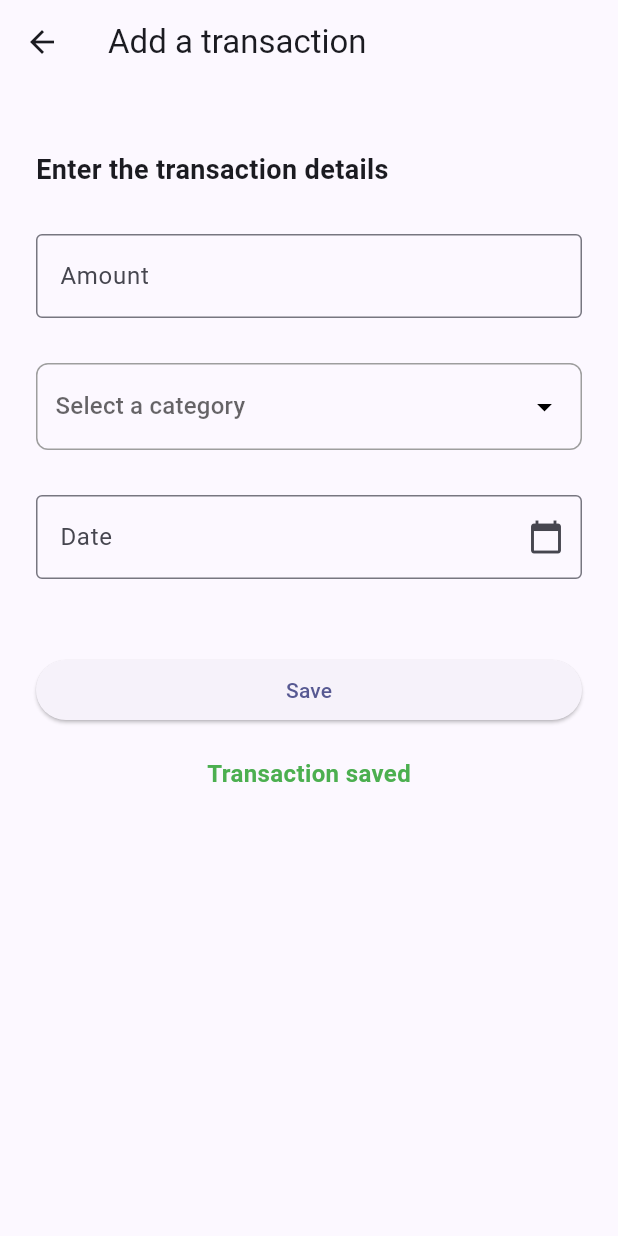
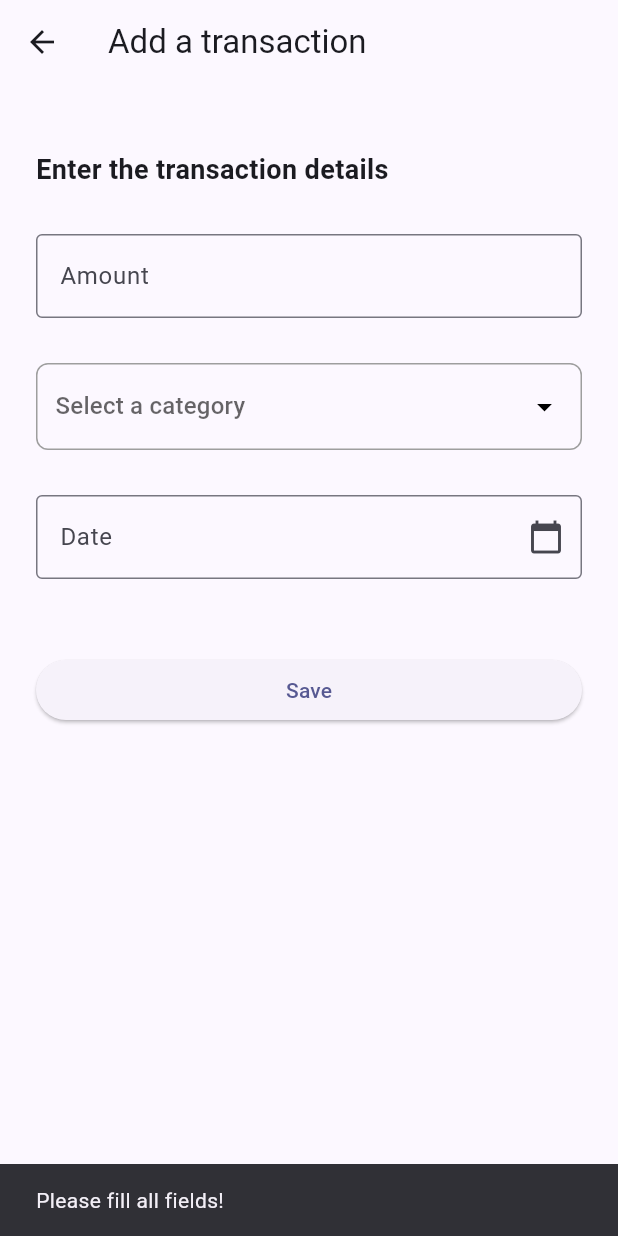
Before and after one commit to MihneaG17/FlutterMobileApp, a Flutter app: the AddTransactionScreen screen opened directly, after a tap on "Save", on a phone screen of 412 x 824 dp. Run offline on Flutter 3.47's test engine with Material 3 defaults, Android fonts, the phone set to English and light mode, and no system bars; our stand-ins replace hive, hive_flutter; accounts and stored records are empty.

Commit message:
Saving of transactions logic implemented - The transactions are stored in a Hive box

```diff
--- a/lib/main.dart
+++ b/lib/main.dart
@@ -1,7 +1,15 @@
 import 'package:flutter/material.dart';
+import 'package:hive_flutter/hive_flutter.dart';
+import 'package:moneyapp/transaction_model.dart';
 import 'package:moneyapp/pages/add_transactions_page.dart';
 
-void main() {
+Future<void> main() async {
+  WidgetsFlutterBinding.ensureInitialized(); //widgets initialized before Hive start
+
+  await Hive.initFlutter(); //initialized Hive
+
+  Hive.registerAdapter(TransactionAdapter()); //auto-generated Hive Adapter
+
   runApp(const MyApp());
 }
 
--- a/lib/pages/add_transactions_page.dart
+++ b/lib/pages/add_transactions_page.dart
@@ -1,8 +1,8 @@
 import 'package:flutter/material.dart';
-
+import 'package:hive_flutter/hive_flutter.dart';
+import 'package:moneyapp/transaction_model.dart';
 
 class AddTransactionScreen extends StatefulWidget {
-
 
   AddTransactionScreen({super.key});
 
@@ -16,21 +16,54 @@ class _AddTransactionScreenState extends State<AddTransactionScreen> {
   String? selectedValue;
   String textHolder='';
 
-  TextEditingController _dateController = TextEditingController();
+  final _amountController=TextEditingController();
+  final _dateController=TextEditingController();
+  DateTime? _selectedDate;
 
-  void clickFunctionSaveBtn() {
-    setState(() {
-      textHolder='Transaction saved';
-    });
+  @override
+  void dispose() {
+    _amountController.dispose();
+    _dateController.dispose();
+    super.dispose();
   }
 
-  @override
+  Future<void> clickFunctionSaveBtn() async {
+    final amountText=_amountController.text;
+    if(amountText.isEmpty || selectedValue == null || _selectedDate == null)
+    {
+      ScaffoldMessenger.of(context).showSnackBar(
+        const SnackBar(content: Text('Please fill all fields!')),
+      );
+      return;
+    }
+    final amount=double.tryParse(amountText);
+    if(amount==null) {
+      ScaffoldMessenger.of(context).showSnackBar(
+        const SnackBar(content: Text('Please enter a valid amount!')),
+      );
+      return;
+    }
+    //Transaction object with user-completed data
+    final newTransaction=Transaction();
+    newTransaction.amount=amount;
+    newTransaction.category=selectedValue!;
+    newTransaction.date=_selectedDate!; //'!' to confirm that the values are not null
+
+    final box=await Hive.openBox<Transaction>('transactions'); //open transaction table
+    await box.add(newTransaction); //added the new transaction in the table
+
+    if(mounted) { //mounted - verifies if the widget still exists
+      Navigator.of(context).pop();
+    }
+  }
+
+
   Widget build(BuildContext context) {
     return Scaffold(
       appBar: AppBar(
         title: const Text('Add a transaction'),
       ),
-      body: Center(
+      body: SingleChildScrollView( //Center
         child: Padding(
           padding: const EdgeInsets.all(24.0),
 
@@ -43,7 +76,10 @@ class _AddTransactionScreenState extends State<AddTransactionScreen> {
               const SizedBox(height: 30),
               Container(
                 child: TextField(
-                  decoration: InputDecoration(border: OutlineInputBorder(), labelText: 'Amount')
+                controller: _amountController,
+                decoration: const InputDecoration(
+                  border: OutlineInputBorder(), labelText: 'Amount'),
+                keyboardType: TextInputType.number,
                 ),
               ),
               const SizedBox(height: 30),
@@ -77,6 +113,7 @@ class _AddTransactionScreenState extends State<AddTransactionScreen> {
                     border: OutlineInputBorder(),
                     labelText: 'Date',
                     suffixIcon: Icon(Icons.calendar_today)),
+                readOnly: true,
                 onTap: (){
                   _selectDate();
                 },
@@ -85,8 +122,7 @@ class _AddTransactionScreenState extends State<AddTransactionScreen> {
               const SizedBox(height: 50),
               ElevatedButton(
                 onPressed: () {
-                  //TO-DO - salvare date
-                  clickFunctionSaveBtn();
+                  clickFunctionSaveBtn(); //data-save function
                 },
                 child: const Text('Save')
               ),
@@ -112,6 +148,7 @@ class _AddTransactionScreenState extends State<AddTransactionScreen> {
     if(pickedDate != null)
     {
       setState(() {
+        _selectedDate=pickedDate;
         _dateController.text=pickedDate.toString().split(" ")[0];
       });
     }
--- /dev/null
+++ b/lib/transaction_model.dart
@@ -0,0 +1,17 @@
+import 'package:hive/hive.dart';
+
+part 'transaction_model.g.dart';
+
+//template used for saving transaction details
+
+@HiveType(typeId: 0)
+class Transaction extends HiveObject {
+  @HiveField(0)
+  late double amount;
+
+  @HiveField(1)
+  late String category;
+
+  @HiveField(2)
+  late DateTime date;
+}
--- a/pubspec.yaml
+++ b/pubspec.yaml
@@ -30,7 +30,8 @@ environment:
 dependencies:
   flutter:
     sdk: flutter
-
+  hive: ^2.2.3
+  hive_flutter: ^1.1.0
   # The following adds the Cupertino Icons font to your application.
   # Use with the CupertinoIcons class for iOS style icons.
   cupertino_icons: ^1.0.8
@@ -38,6 +39,8 @@ dependencies:
 dev_dependencies:
   flutter_test:
     sdk: flutter
+  hive_generator: ^2.0.1
+  build_runner: ^2.4.6
 
   # The "flutter_lints" package below contains a set of recommended lints to
   # encourage good coding practices. The lint set provided by the package is
```
Also changed, not shown: lib/transaction_model.g.dart (added), pubspec.lock, 1 other file.
